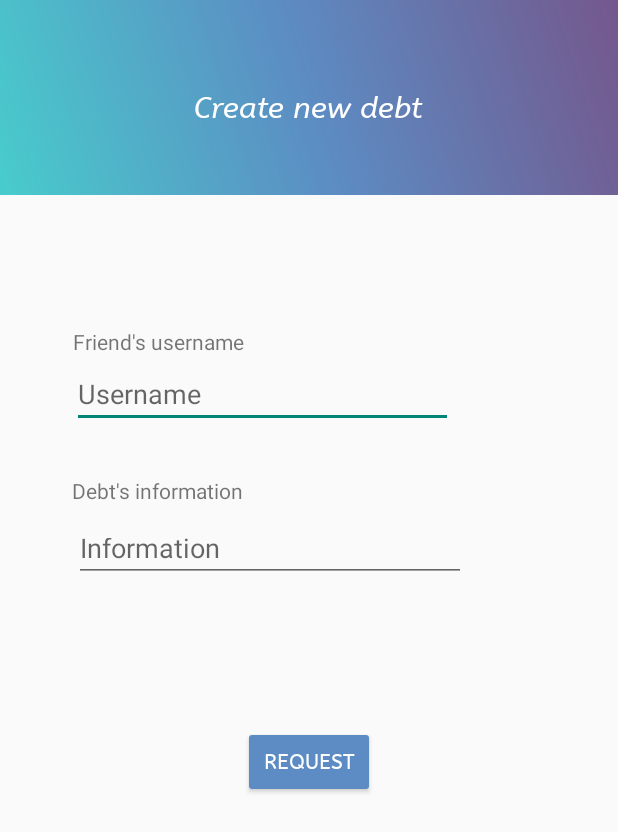
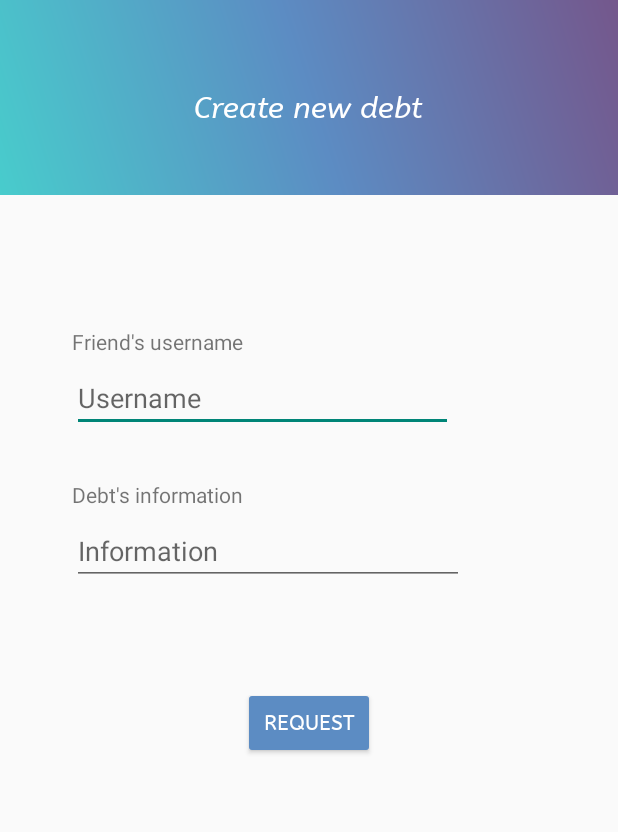
Before and after one commit to Vavadoge/Lendfriend, an Android app: the Debts screen opened directly, with no data from a screen before it, on a phone screen of 412 x 824 dp. Shown: the top 832 px of the screen. Run offline under Robolectric (Android 15) with nearby library versions, the phone set to English and light mode, and no system bars; our stand-ins replace Volley; network calls fail.

Commit message:
debts request 2

```diff
--- a/app/src/main/res/layout/activity_debt.xml
+++ b/app/src/main/res/layout/activity_debt.xml
@@ -37,15 +37,15 @@
         android:layout_marginTop="88dp"
         android:text="Friend's username"
         app:layout_constraintEnd_toEndOf="parent"
-        app:layout_constraintHorizontal_bias="0.164"
+        app:layout_constraintHorizontal_bias="0.161"
         app:layout_constraintStart_toStartOf="parent"
         app:layout_constraintTop_toBottomOf="@+id/view4" />
 
     <EditText
-        android:id="@+id/editTextTextPersonName4"
+        android:id="@+id/editTextTextDebtUsername"
         android:layout_width="254dp"
-        android:layout_height="40dp"
-        android:layout_marginTop="8dp"
+        android:layout_height="45dp"
+        android:layout_marginTop="5dp"
         android:ems="10"
         android:hint="Username"
         android:inputType="textPersonName"
@@ -63,18 +63,19 @@
         app:layout_constraintEnd_toEndOf="parent"
         app:layout_constraintHorizontal_bias="0.161"
         app:layout_constraintStart_toStartOf="parent"
-        app:layout_constraintTop_toBottomOf="@+id/editTextTextPersonName4" />
+        app:layout_constraintTop_toBottomOf="@+id/editTextTextDebtUsername" />
 
     <EditText
-        android:id="@+id/editTextTextPersonName5"
+        android:id="@+id/editTextTextDebtInformation"
         android:layout_width="261dp"
-        android:layout_height="39dp"
-        android:layout_marginTop="12dp"
+        android:layout_height="45dp"
+        android:layout_marginTop="5dp"
         android:ems="10"
+
         android:hint="Information"
         android:inputType="textPersonName"
         app:layout_constraintEnd_toEndOf="parent"
-        app:layout_constraintHorizontal_bias="0.326"
+        app:layout_constraintHorizontal_bias="0.32"
         app:layout_constraintStart_toStartOf="parent"
         app:layout_constraintTop_toBottomOf="@+id/textView13" />
 
@@ -82,26 +83,27 @@
         android:id="@+id/buttonToRequestDebt"
         android:layout_width="wrap_content"
         android:layout_height="wrap_content"
-        android:layout_marginTop="96dp"
-        android:text="Request"
+        android:layout_marginTop="68dp"
         android:backgroundTint="@color/third"
         android:fontFamily="@font/abeezee"
         android:shadowColor="@color/first"
+        android:text="Request"
         android:textColor="@color/white"
         android:textColorHighlight="@color/third"
         app:layout_constraintEnd_toEndOf="parent"
         app:layout_constraintStart_toStartOf="parent"
-        app:layout_constraintTop_toBottomOf="@+id/editTextTextPersonName5" />
+        app:layout_constraintTop_toBottomOf="@+id/editTextTextDebtInformation" />
 
     <TextView
         android:id="@+id/textView15"
         android:layout_width="wrap_content"
         android:layout_height="wrap_content"
-        android:layout_marginTop="49dp"
+        android:layout_marginTop="32dp"
         android:text=""
         app:layout_constraintEnd_toEndOf="parent"
+        app:layout_constraintHorizontal_bias="0.498"
         app:layout_constraintStart_toStartOf="parent"
-        app:layout_constraintTop_toBottomOf="@+id/editTextTextPersonName5" />
+        app:layout_constraintTop_toBottomOf="@+id/editTextTextDebtInformation" />
 
     <ImageView
         android:id="@+id/imageView2"
```
Also changed, not shown: app/src/main/java/com/ktu/vavadoge/Debts.java (+69 -2 lines).
